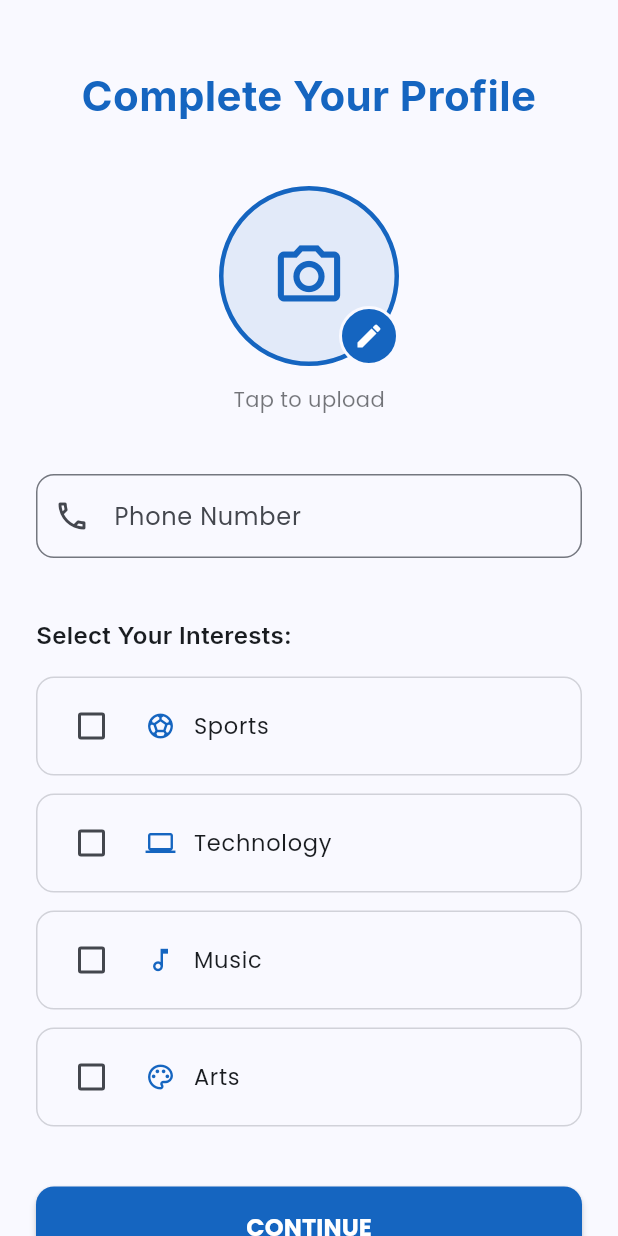
After one commit to Shahzaib-mohiuddin/Smart_Campus, a Flutter app: the ProfileSetupScreen screen opened directly, on a phone screen of 412 x 824 dp. The commit adds this screen. Run offline on Flutter 3.47's test engine with Material 3 defaults, Android fonts, the phone set to English and light mode, and no system bars; our stand-ins replace google_fonts, image_picker, shared_preferences; accounts and stored records are empty.

Commit message:
Profile Setup Screen Features

```diff
--- /dev/null
+++ b/lib/screens/profile_setup_screen.dart
@@ -0,0 +1,493 @@
+import 'dart:io';
+import 'package:flutter/material.dart';
+import 'package:google_fonts/google_fonts.dart';
+import 'package:image_picker/image_picker.dart';
+
+class ProfileSetupScreen extends StatefulWidget {
+  const ProfileSetupScreen({super.key});
+
+  @override
+  State<ProfileSetupScreen> createState() => _ProfileSetupScreenState();
+}
+
+class _ProfileSetupScreenState extends State<ProfileSetupScreen> {
+  final _formKey = GlobalKey<FormState>();
+  final _phoneController = TextEditingController();
+  final ImagePicker _imagePicker = ImagePicker();
+
+  File? _profileImage;
+  bool _isLoading = false;
+  String? _errorMessage;
+
+  // Interests
+  bool _sports = false;
+  bool _technology = false;
+  bool _music = false;
+  bool _arts = false;
+
+  @override
+  void dispose() {
+    _phoneController.dispose();
+    super.dispose();
+  }
+
+  Future<void> _pickImage() async {
+    try {
+      final XFile? image = await _imagePicker.pickImage(
+        source: ImageSource.gallery,
+        imageQuality: 80,
+        maxWidth: 512,
+        maxHeight: 512,
+      );
+
+      if (image != null) {
+        setState(() {
+          _profileImage = File(image.path);
+        });
+      }
+    } catch (e) {
+      if (!mounted) return;
+      ScaffoldMessenger.of(context).showSnackBar(
+        SnackBar(
+          content: Text('Error picking image: ${e.toString()}'),
+          backgroundColor: Colors.red,
+        ),
+      );
+    }
+  }
+
+  Future<void> _takePhoto() async {
+    try {
+      final XFile? image = await _imagePicker.pickImage(
+        source: ImageSource.camera,
+        imageQuality: 80,
+        maxWidth: 512,
+        maxHeight: 512,
+      );
+
+      if (image != null) {
+        setState(() {
+          _profileImage = File(image.path);
+        });
+      }
+    } catch (e) {
+      if (!mounted) return;
+      ScaffoldMessenger.of(context).showSnackBar(
+        SnackBar(
+          content: Text('Error taking photo: ${e.toString()}'),
+          backgroundColor: Colors.red,
+        ),
+      );
+    }
+  }
+
+  Future<void> _showImagePickerOptions() async {
+    await showModalBottomSheet(
+      context: context,
+      builder: (BuildContext context) {
+        return SafeArea(
+          child: Wrap(
+            children: [
+              ListTile(
+                leading: const Icon(Icons.photo_library),
+                title: const Text('Choose from Gallery'),
+                onTap: () {
+                  Navigator.pop(context);
+                  _pickImage();
+                },
+              ),
+              ListTile(
+                leading: const Icon(Icons.camera_alt),
+                title: const Text('Take Photo'),
+                onTap: () {
+                  Navigator.pop(context);
+                  _takePhoto();
+                },
+              ),
+              if (_profileImage != null)
+                ListTile(
+                  leading: const Icon(Icons.delete, color: Colors.red),
+                  title: const Text('Remove Photo', style: TextStyle(color: Colors.red)),
+                  onTap: () {
+                    Navigator.pop(context);
+                    setState(() {
+                      _profileImage = null;
+                    });
+                  },
+                ),
+            ],
+          ),
+        );
+      },
+    );
+  }
+
+  String? _validatePhoneNumber(String? value) {
+    if (value == null || value.isEmpty) {
+      return 'Phone number is required';
+    }
+    // Basic phone number validation (digits only, 10-15 characters)
+    final phoneRegex = RegExp(r'^[0-9]{10,15}$');
+    if (!phoneRegex.hasMatch(value.replaceAll(RegExp(r'[\s\-\(\)]'), ''))) {
+      return 'Please enter a valid phone number';
+    }
+    return null;
+  }
+
+  Future<void> _handleContinue() async {
+    if (!_formKey.currentState!.validate()) return;
+
+    setState(() {
+      _isLoading = true;
+      _errorMessage = null;
+    });
+
+    try {
+      // Simulate network delay
+      await Future.delayed(const Duration(seconds: 2));
+
+      // NOTE: Backend/Firebase implementation deferred - focusing on frontend first
+      // TODO: Upload profile image and save profile data to Firestore (after frontend completion)
+
+      if (!mounted) return;
+
+      // Mock profile setup success
+      // TODO: Navigate to Dashboard screen once created
+      ScaffoldMessenger.of(context).showSnackBar(
+        const SnackBar(
+          content: Text('Profile setup completed successfully!'),
+          backgroundColor: Colors.green,
+        ),
+      );
+
+      // Navigate to Dashboard (placeholder for now)
+      // Navigator.pushReplacement(
+      //   context,
+      //   MaterialPageRoute(builder: (context) => const DashboardScreen()),
+      // );
+    } catch (e) {
+      if (!mounted) return;
+      setState(() {
+        _errorMessage = 'An error occurred. Please try again.';
+      });
+    } finally {
+      if (mounted) {
+        setState(() {
+          _isLoading = false;
+        });
+      }
+    }
+  }
+
+  Future<void> _handleSkip() async {
+    // NOTE: Backend/Firebase implementation deferred
+    // TODO: Navigate to Dashboard screen once created
+
+    if (!mounted) return;
+
+    ScaffoldMessenger.of(context).showSnackBar(
+      const SnackBar(
+        content: Text('You can complete your profile later'),
+        duration: Duration(seconds: 2),
+      ),
+    );
+
+    // Navigate to Dashboard (placeholder for now)
+    // Navigator.pushReplacement(
+    //   context,
+    //   MaterialPageRoute(builder: (context) => const DashboardScreen()),
+    // );
+  }
+
+  // Get selected interests (for future backend integration)
+  // List<String> get _selectedInterests {
+  //   final interests = <String>[];
+  //   if (_sports) interests.add('Sports');
+  //   if (_technology) interests.add('Technology');
+  //   if (_music) interests.add('Music');
+  //   if (_arts) interests.add('Arts');
+  //   return interests;
+  // }
+
+  @override
+  Widget build(BuildContext context) {
+    final colorScheme = Theme.of(context).colorScheme;
+
+    return Scaffold(
+      backgroundColor: colorScheme.surface,
+      body: SafeArea(
+        child: SingleChildScrollView(
+          padding: const EdgeInsets.all(24.0),
+          child: Form(
+            key: _formKey,
+            child: Column(
+              crossAxisAlignment: CrossAxisAlignment.center,
+              children: [
+                const SizedBox(height: 20),
+
+                // Title
+                Text(
+                  'Complete Your Profile',
+                  style: GoogleFonts.inter(
+                    fontSize: 28,
+                    fontWeight: FontWeight.bold,
+                    color: colorScheme.primary,
+                  ),
+                  textAlign: TextAlign.center,
+                ),
+                const SizedBox(height: 40),
+
+                // Profile Photo
+                GestureDetector(
+                  onTap: _showImagePickerOptions,
+                  child: Stack(
+                    children: [
+                      Container(
+                        width: 120,
+                        height: 120,
+                        decoration: BoxDecoration(
+                          shape: BoxShape.circle,
+                          color: colorScheme.primary.withValues(alpha: 0.1),
+                          border: Border.all(
+                            color: colorScheme.primary,
+                            width: 3,
+                          ),
+                        ),
+                        child: _profileImage != null
+                            ? ClipOval(
+                                child: Image.file(
+                                  _profileImage!,
+                                  fit: BoxFit.cover,
+                                  width: 120,
+                                  height: 120,
+                                ),
+                              )
+                            : Icon(
+                                Icons.camera_alt_outlined,
+                                size: 50,
+                                color: colorScheme.primary,
+                              ),
+                      ),
+                      Positioned(
+                        bottom: 0,
+                        right: 0,
+                        child: Container(
+                          padding: const EdgeInsets.all(8),
+                          decoration: BoxDecoration(
+                            color: colorScheme.primary,
+                            shape: BoxShape.circle,
+                            border: Border.all(
+                              color: colorScheme.surface,
+                              width: 2,
+                            ),
+                          ),
+                          child: const Icon(
+                            Icons.edit,
+                            color: Colors.white,
+                            size: 20,
+                          ),
+                        ),
+                      ),
+                    ],
+                  ),
+                ),
+                const SizedBox(height: 12),
+                Text(
+                  'Tap to upload',
+                  style: TextStyle(
+                    fontSize: 14,
+                    color: colorScheme.onSurface.withValues(alpha: 0.6),
+                  ),
+                ),
+                const SizedBox(height: 40),
+
+                // Phone Number Field
+                TextFormField(
+                  controller: _phoneController,
+                  keyboardType: TextInputType.phone,
+                  validator: _validatePhoneNumber,
+                  decoration: InputDecoration(
+                    prefixIcon: const Icon(Icons.phone_outlined),
+                    labelText: 'Phone Number',
+                    hintText: '+92 300 1234567',
+                    border: OutlineInputBorder(
+                      borderRadius: BorderRadius.circular(12),
+                    ),
+                    enabledBorder: OutlineInputBorder(
+                      borderRadius: BorderRadius.circular(12),
+                      borderSide: BorderSide(color: colorScheme.outline),
+                    ),
+                  ),
+                ),
+                const SizedBox(height: 40),
+
+                // Interests Section
+                Align(
+                  alignment: Alignment.centerLeft,
+                  child: Text(
+                    'Select Your Interests:',
+                    style: GoogleFonts.inter(
+                      fontSize: 16,
+                      fontWeight: FontWeight.w600,
+                      color: colorScheme.onSurface,
+                    ),
+                  ),
+                ),
+                const SizedBox(height: 16),
+
+                // Interests Checkboxes
+                _buildInterestCheckbox(
+                  'Sports',
+                  _sports,
+                  Icons.sports_soccer_outlined,
+                  (value) => setState(() => _sports = value ?? false),
+                  colorScheme,
+                ),
+                const SizedBox(height: 12),
+                _buildInterestCheckbox(
+                  'Technology',
+                  _technology,
+                  Icons.computer_outlined,
+                  (value) => setState(() => _technology = value ?? false),
+                  colorScheme,
+                ),
+                const SizedBox(height: 12),
+                _buildInterestCheckbox(
+                  'Music',
+                  _music,
+                  Icons.music_note_outlined,
+                  (value) => setState(() => _music = value ?? false),
+                  colorScheme,
+                ),
+                const SizedBox(height: 12),
+                _buildInterestCheckbox(
+                  'Arts',
+                  _arts,
+                  Icons.palette_outlined,
+                  (value) => setState(() => _arts = value ?? false),
+                  colorScheme,
+                ),
+                const SizedBox(height: 40),
+
+                // Error Message
+                if (_errorMessage != null) ...[
+                  Container(
+                    padding: const EdgeInsets.all(12),
+                    decoration: BoxDecoration(
+                      color: colorScheme.errorContainer,
+                      borderRadius: BorderRadius.circular(8),
+                    ),
+                    child: Text(
+                      _errorMessage!,
+                      style: TextStyle(
+                        color: colorScheme.error,
+                        fontSize: 14,
+                      ),
+                      textAlign: TextAlign.center,
+                    ),
+                  ),
+                  const SizedBox(height: 24),
+                ],
+
+                // Continue Button
+                ElevatedButton(
+                  onPressed: _isLoading ? null : _handleContinue,
+                  style: ElevatedButton.styleFrom(
+                    backgroundColor: colorScheme.primary,
+                    foregroundColor: Colors.white,
+                    padding: const EdgeInsets.symmetric(vertical: 16),
+                    minimumSize: const Size(double.infinity, 50),
+                    shape: RoundedRectangleBorder(
+                      borderRadius: BorderRadius.circular(12),
+                    ),
+                    elevation: 2,
+                  ),
+                  child: _isLoading
+                      ? const SizedBox(
+                          height: 20,
+                          width: 20,
+                          child: CircularProgressIndicator(
+                            strokeWidth: 2,
+                            valueColor: AlwaysStoppedAnimation<Color>(
+                              Colors.white,
+                            ),
+                          ),
+                        )
+                      : const Text(
+                          'CONTINUE',
+                          style: TextStyle(
+                            fontSize: 16,
+                            fontWeight: FontWeight.bold,
+                          ),
+                        ),
+                ),
+                const SizedBox(height: 16),
+
+                // Skip Button
+                TextButton(
+                  onPressed: _isLoading ? null : _handleSkip,
+                  child: Text(
+                    'Skip for now',
+                    style: TextStyle(
+                      color: colorScheme.onSurface.withValues(alpha: 0.6),
+                      fontSize: 14,
+                    ),
+                  ),
+                ),
+              ],
+            ),
+          ),
+        ),
+      ),
+    );
+  }
+
+  Widget _buildInterestCheckbox(
+    String label,
+    bool value,
+    IconData icon,
+    ValueChanged<bool?> onChanged,
+    ColorScheme colorScheme,
+  ) {
+    return Container(
+      decoration: BoxDecoration(
+        border: Border.all(
+          color: value
+              ? colorScheme.primary
+              : colorScheme.outline.withValues(alpha: 0.3),
+          width: value ? 2 : 1,
+        ),
+        borderRadius: BorderRadius.circular(12),
+        color: value
+            ? colorScheme.primary.withValues(alpha: 0.05)
+            : Colors.transparent,
+      ),
+      child: CheckboxListTile(
+        value: value,
+        onChanged: onChanged,
+        title: Row(
+          children: [
+            Icon(icon, size: 20, color: colorScheme.primary),
+            const SizedBox(width: 12),
+            Text(
+              label,
+              style: TextStyle(
+                fontSize: 15,
+                fontWeight: value ? FontWeight.w600 : FontWeight.normal,
+                color: colorScheme.onSurface,
+              ),
+            ),
+          ],
+        ),
+        controlAffinity: ListTileControlAffinity.leading,
+        contentPadding: const EdgeInsets.symmetric(
+          horizontal: 16,
+          vertical: 4,
+        ),
+        shape: RoundedRectangleBorder(
+          borderRadius: BorderRadius.circular(12),
+        ),
+      ),
+    );
+  }
+}
--- a/pubspec.yaml
+++ b/pubspec.yaml
@@ -21,6 +21,7 @@ dependencies:
 
   # Utilities
   shared_preferences: ^2.2.2
+  image_picker: ^1.1.2
 
 dev_dependencies:
   flutter_test:
```
Also changed, not shown: lib/screens/register_screen.dart (+7 -17 lines), pubspec.lock, 5 other files.
